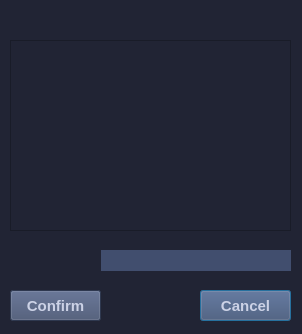
Qt form GUIs/ScriptRunnerPyQt5_GUI/PyUIs/rmv_usr_o_gru.ui (vipersniper0501/CP_Scripts2) before a commit.
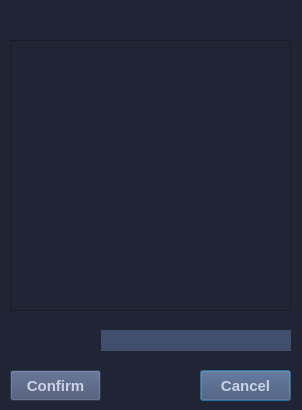
The same form after that commit.

The edit to the form file:
```diff
--- a/GUIs/ScriptRunnerPyQt5_GUI/PyUIs/rmv_usr_o_gru.ui
+++ b/GUIs/ScriptRunnerPyQt5_GUI/PyUIs/rmv_usr_o_gru.ui
@@ -7,7 +7,7 @@
     <x>0</x>
     <y>0</y>
     <width>302</width>
-    <height>334</height>
+    <height>410</height>
    </rect>
   </property>
   <property name="windowTitle">
@@ -21,7 +21,7 @@
    <property name="geometry">
     <rect>
      <x>100</x>
-     <y>250</y>
+     <y>330</y>
      <width>191</width>
      <height>21</height>
     </rect>
@@ -34,7 +34,7 @@
    <property name="geometry">
     <rect>
      <x>10</x>
-     <y>250</y>
+     <y>330</y>
      <width>91</width>
      <height>21</height>
     </rect>
@@ -66,7 +66,7 @@
    <property name="geometry">
     <rect>
      <x>200</x>
-     <y>290</y>
+     <y>370</y>
      <width>91</width>
      <height>31</height>
     </rect>
@@ -97,7 +97,7 @@
    <property name="geometry">
     <rect>
      <x>10</x>
-     <y>290</y>
+     <y>370</y>
      <width>91</width>
      <height>31</height>
     </rect>
@@ -130,7 +130,7 @@
      <x>10</x>
      <y>40</y>
      <width>281</width>
-     <height>191</height>
+     <height>271</height>
     </rect>
    </property>
    <property name="styleSheet">
```
Left out of the diff: 2 changed lines with no effect on the pictures.
